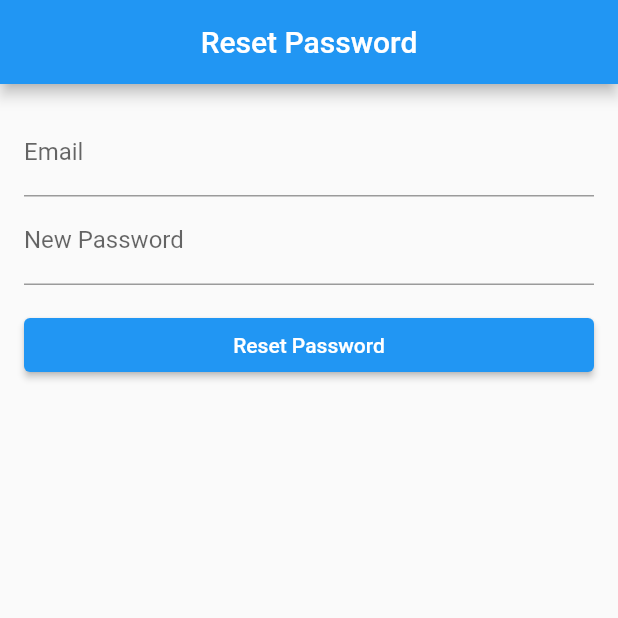
After one commit to aniketparate/AirQuality-IOT-MobileApp, a Flutter app: the screen it shows after launch, after a tap on "Login", after a tap on "Forgot Password?", on a phone screen of 412 x 824 dp, the top half of it. The commit adds this screen. Run offline on Flutter 3.47's test engine with Material 2 defaults, Android fonts, the phone set to English and light mode, and no system bars; our stand-ins replace connectivity, flutter_spinkit, hive, hive_flutter, shared_preferences; accounts and stored records are empty.

Commit message:
added routing, dashboard, login, main, forgot_password

```diff
--- /dev/null
+++ b/lib/forgotPassword.dart
@@ -0,0 +1,106 @@
+import 'package:flutter/material.dart';
+import 'package:shared_preferences/shared_preferences.dart';
+
+class ForgotPassword extends StatefulWidget {
+  const ForgotPassword({super.key});
+
+  @override
+  State<ForgotPassword> createState() => _ForgotPasswordState();
+}
+
+class _ForgotPasswordState extends State<ForgotPassword> {
+  final _formKey = GlobalKey<FormState>();
+  String _email = '';
+  String _password = '';
+
+  @override
+  Widget build(BuildContext context) {
+    return Scaffold(
+      appBar: AppBar(
+        automaticallyImplyLeading: false,
+        title: const Center(
+          child: Text('Reset Password'),
+        ),
+      ),
+      body: Padding(
+        padding: const EdgeInsets.all(16.0),
+        child: Form(
+          key: _formKey,
+          child: Column(
+            crossAxisAlignment: CrossAxisAlignment.stretch,
+            children: [
+              TextFormField(
+                decoration: InputDecoration(
+                  labelText: 'Email',
+                ),
+                validator: (value) {
+                  if (value!.isEmpty) {
+                    return 'Please enter your email';
+                  }
+                  return null;
+                },
+                onSaved: (value) {
+                  _email = value!;
+                },
+              ),
+              TextFormField(
+                decoration: InputDecoration(
+                  labelText: 'New Password',
+                ),
+                obscureText: true,
+                validator: (value) {
+                  if (value!.isEmpty) {
+                    return 'Please enter your new password';
+                  }
+                  return null;
+                },
+                onSaved: (value) {
+                  _password = value!;
+                },
+              ),
+              SizedBox(height: 16.0),
+              ElevatedButton(
+                child: Text('Reset Password'),
+                onPressed: () async {
+                  if (_formKey.currentState!.validate()) {
+                    _formKey.currentState!.save();
+                    SharedPreferences prefs =
+                        await SharedPreferences.getInstance();
+                    String storedEmail = prefs.getString('email') ?? '';
+                    if (_email == storedEmail) {
+                      prefs.setString('password', _password);
+                      Navigator.pushNamedAndRemoveUntil(
+                        context,
+                        '/login',
+                        (route) => false,
+                      );
+                    } else {
+                      showDialog(
+                        context: context,
+                        builder: (BuildContext context) {
+                          return AlertDialog(
+                            title: Text('Email not found'),
+                            content: Text(
+                                'The email you entered does not match our records.'),
+                            actions: [
+                              ElevatedButton(
+                                onPressed: () {
+                                  Navigator.of(context).pop();
+                                },
+                                child: Text('OK'),
+                              ),
+                            ],
+                          );
+                        },
+                      );
+                    }
+                  }
+                },
+              ),
+            ],
+          ),
+        ),
+      ),
+    );
+  }
+}
--- /dev/null
+++ b/lib/login.dart
@@ -0,0 +1,166 @@
+import 'package:flutter/material.dart';
+import 'package:shared_preferences/shared_preferences.dart';
+
+class LoginPage extends StatefulWidget {
+  @override
+  _LoginPageState createState() => _LoginPageState();
+}
+
+class _LoginPageState extends State<LoginPage> {
+  final _formKey = GlobalKey<FormState>();
+  String _email = '';
+  String _password = '';
+
+  RegExp _emailRegExp =
+      RegExp(r'^.+@[a-zA-Z]+\.{1}[a-zA-Z]+(\.{0,1}[a-zA-Z]+)$');
+  int _minPasswordLength = 8;
+
+  @override
+  Widget build(BuildContext context) {
+    return Scaffold(
+      appBar: AppBar(
+        automaticallyImplyLeading: false,
+        title: const Center(
+          child: Text('Login'),
+        ),
+      ),
+      body: Padding(
+        padding: const EdgeInsets.all(16.0),
+        child: Form(
+          key: _formKey,
+          child: Column(
+            crossAxisAlignment: CrossAxisAlignment.stretch,
+            children: [
+              TextFormField(
+                decoration: InputDecoration(
+                  labelText: 'Email',
+                ),
+                validator: (value) {
+                  if (value!.isEmpty) {
+                    return 'Please enter your email';
+                  }
+                  if (!_emailRegExp.hasMatch(value)) {
+                    return 'Please enter a valid email';
+                  }
+                  return null;
+                },
+                onSaved: (value) {
+                  _email = value!;
+                  ;
+                },
+              ),
+              TextFormField(
+                decoration: InputDecoration(
+                  labelText: 'Password',
+                ),
+                obscureText: true,
+                validator: (value) {
+                  if (value!.isEmpty) {
+                    return 'Please enter your password';
+                  }
+                  if (value.length < _minPasswordLength) {
+                    return 'Password should be at least $_minPasswordLength characters long';
+                  }
+                  return null;
+                },
+                onSaved: (value) {
+                  _password = value!;
+                },
+              ),
+              SizedBox(height: 16.0),
+              ElevatedButton(
+                child: Text('Login'),
+                onPressed: () async {
+                  if (_formKey.currentState!.validate()) {
+                    _formKey.currentState!.save();
+                    SharedPreferences prefs =
+                        await SharedPreferences.getInstance();
+                    String? storedEmail = prefs.getString('email');
+                    String? storedPassword = prefs.getString('password');
+                    print(storedEmail);
+                    print(storedPassword);
+                    if (storedEmail == null) {
+                      showDialog(
+                        context: context,
+                        builder: (BuildContext context) {
+                          return AlertDialog(
+                            title: Text('Error'),
+                            content:
+                                Text('Account not found. Please register.'),
+                            actions: [
+                              TextButton(
+                                onPressed: () {
+                                  Navigator.pop(context);
+                                },
+                                child: Text('OK'),
+                              ),
+                            ],
+                          );
+                        },
+                      );
+                    } else if (storedEmail != _email) {
+                      showDialog(
+                        context: context,
+                        builder: (BuildContext context) {
+                          return AlertDialog(
+                            title: Text('Error'),
+                            content: Text('Invalid details'),
+                            actions: [
+                              TextButton(
+                                onPressed: () {
+                                  Navigator.pop(context);
+                                },
+                                child: Text('OK'),
+                              ),
+                            ],
+                          );
+                        },
+                      );
+                    } else if (storedEmail == _email &&
+                        storedPassword == _password) {
+                      Navigator.pushNamedAndRemoveUntil(
+                        context,
+                        '/dashboard',
+                        (route) => false,
+                      );
+                    } else {
+                      showDialog(
+                        context: context,
+                        builder: (BuildContext context) {
+                          return AlertDialog(
+                            title: Text('Error'),
+                            content: Text('Incorrect email or password.'),
+                            actions: [
+                              TextButton(
+                                onPressed: () {
+                                  Navigator.pop(context);
+                                },
+                                child: Text('OK'),
+                              ),
+                            ],
+                          );
+                        },
+                      );
+                    }
+                  }
+                },
+              ),
+              ElevatedButton(
+                child: Text('Don\'t have an account? Register here.'),
+                onPressed: () {
+                  Navigator.pushNamed(context, '/register');
+                },
+              ),
+              ElevatedButton(
+                child: Text('Forgot Password?'),
+                onPressed: () {
+                  Navigator.pushNamed(context, '/forgot_password');
+                },
+              ),
+            ],
+          ),
+        ),
+      ),
+    );
+  }
+}
--- a/lib/main.dart
+++ b/lib/main.dart
@@ -1,63 +1,40 @@
+import 'package:aq_iot/forgotPassword.dart';
+import 'package:aq_iot/splash_screen.dart';
 import 'package:flutter/material.dart';
-import 'package:fl_chart/fl_chart.dart';
+import 'package:hive_flutter/hive_flutter.dart';
+import 'package:shared_preferences/shared_preferences.dart';
+import 'dashboard.dart';
+import 'login.dart';
+import 'register.dart';
 
-void main() {
+void main() async {
+  // Initialize Hive
+  WidgetsFlutterBinding.ensureInitialized();
+  await Hive.initFlutter();
+  await Hive.openBox('dataBox');
+
+  // Open boxes, register adapters, and do other setup work here
+
+  // Run app
   runApp(const MyApp());
 }
 
 class MyApp extends StatelessWidget {
   const MyApp({super.key});
 
-  // This widget is the root of your application.
   @override
   Widget build(BuildContext context) {
     return MaterialApp(
-      title: 'Flutter Demo',
-      theme: ThemeData(
-        // This is the theme of your application.
-        //
-        // Try running your application with "flutter run". You'll see the
-        // application has a blue toolbar. Then, without quitting the app, try
-        // changing the primarySwatch below to Colors.green and then invoke
-        // "hot reload" (press "r" in the console where you ran "flutter run",
-        // or simply save your changes to "hot reload" in a Flutter IDE).
-        // Notice that the counter didn't reset back to zero; the application
-        // is not restarted.
-        primarySwatch: Colors.blue,
-      ),
-      home: Scaffold(
-        appBar: AppBar(
-          title: const Text("AQ Monitoring"),
-          centerTitle: true,
-        ),
-        body: Column(
-          children: [
-            const Text("hello"),
-            Container(
-              padding: const EdgeInsets.all(10),
-              width: double.infinity,
-              height: 300,
-              child: LineChart(
-                LineChartData(
-                    borderData: FlBorderData(show: false),
-                    lineBarsData: [
-                      LineChartBarData(spots: [
-                        const FlSpot(0, 1),
-                        const FlSpot(1, 3),
-                        const FlSpot(2, 10),
-                        const FlSpot(3, 7),
-                        const FlSpot(4, 12),
-                        const FlSpot(5, 13),
-                        const FlSpot(6, 17),
-                        const FlSpot(7, 15),
-                        const FlSpot(8, 20)
-                      ])
-                    ]),
-              ),
-            )
-          ],
-        ),
-      ),
+      debugShowCheckedModeBanner: false,
+      title: 'Air Quality Monitoring',
+      initialRoute: '/',
+      routes: {
+        '/': (context) => SplashScreen(),
+        '/login': (context) => LoginPage(),
+        '/register': (context) => RegisterPage(),
+        '/dashboard': (context) => DashboardPage(),
+        '/forgot_password': (context) => ForgotPassword(),
+      },
     );
   }
 }
--- /dev/null
+++ b/lib/splash_screen.dart
@@ -0,0 +1,47 @@
+import 'dart:async';
+import 'package:flutter/material.dart';
+import 'package:flutter_spinkit/flutter_spinkit.dart';
+import 'login.dart';
+
+class SplashScreen extends StatefulWidget {
+  const SplashScreen({super.key});
+
+  @override
+  _SplashScreenState createState() => _SplashScreenState();
+}
+
+class _SplashScreenState extends State<SplashScreen> {
+  @override
+  void initState() {
+    super.initState();
+    Timer(const Duration(seconds: 4), () {
+      Navigator.pushNamedAndRemoveUntil(
+        context,
+        '/login',
+        (route) => false,
+      );
+    });
+  }
+
+  @override
+  Widget build(BuildContext context) {
+    return Scaffold(
+      body: Center(
+        child: Column(
+          mainAxisAlignment: MainAxisAlignment.center,
+          children: [
+            SizedBox(
+              width: 100,
+              child: Image.asset('images/air-pollution.png'),
+            ),
+            const SizedBox(height: 30),
+            const SpinKitCircle(
+              color: Colors.blue,
+              size: 50.0,
+            ),
+          ],
+        ),
+      ),
+    );
+  }
+}
```
Also changed, not shown: lib/chart.dart (added, +59 -0 lines), lib/dashboard.dart (added, +134 -0 lines), lib/fetch_service.dart (added, +47 -0 lines), lib/register.dart (added, +90 -0 lines), pubspec.yaml (+17 -3 lines), images/air-pollution.png (added), pubspec.lock, 8 other files.
